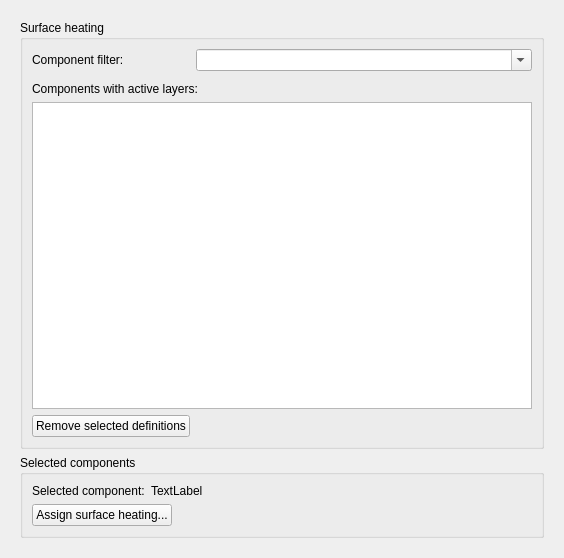
Old version of the form SIM-VICUS/src/SVPropBuildingEditWidget.ui in the repository ghorwin/SIM-VICUS.
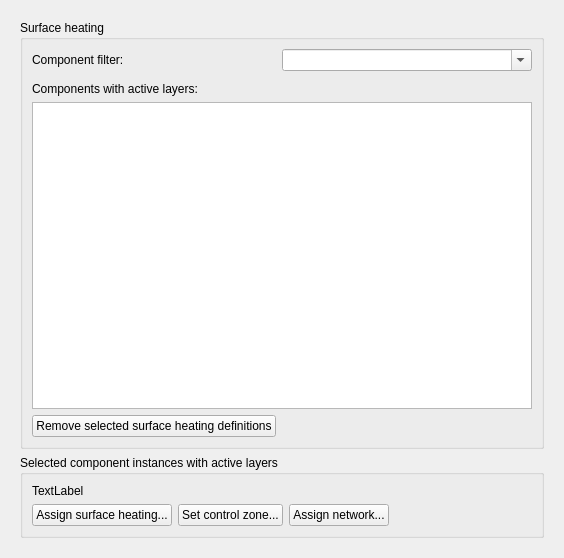
New version of the form. The open tabs and pages were chosen to show the change. Custom widgets are drawn as their Qt base class.

Commit message: Improved coloring in surface heating property page (surface with active layer yet without surface heating are now shown in slate gray/blue). Surface heating buttons are now enabled/disabled based on selections.

```diff
--- a/SIM-VICUS/src/SVPropBuildingEditWidget.ui
+++ b/SIM-VICUS/src/SVPropBuildingEditWidget.ui
@@ -720,7 +720,7 @@
           <item row="4" column="0">
            <widget class="QPushButton" name="pushButtonRemoveSurfaceHeating">
             <property name="text">
-             <string>Remove selected definitions</string>
+             <string>Remove selected surface heating definitions</string>
             </property>
             <property name="iconSize">
              <size>
@@ -793,17 +793,23 @@
        <item>
         <widget class="QGroupBox" name="groupBoxSelectedComponent2">
          <property name="title">
-          <string>Selected components</string>
+          <string>Selected component instances with active layers</string>
          </property>
-         <layout class="QGridLayout" name="gridLayout_12">
-          <item row="0" column="0">
-           <widget class="QLabel" name="label_7">
+         <layout class="QVBoxLayout" name="verticalLayout_2">
+          <item>
+           <widget class="QLabel" name="labelSelectedCIWithActiveLayer">
+            <property name="sizePolicy">
+             <sizepolicy hsizetype="Expanding" vsizetype="Preferred">
+              <horstretch>0</horstretch>
+              <verstretch>0</verstretch>
+             </sizepolicy>
+            </property>
             <property name="text">
-             <string>Selected component:</string>
+             <string>TextLabel</string>
             </property>
            </widget>
           </item>
-          <item row="1" column="0" colspan="2">
+          <item>
            <layout class="QHBoxLayout" name="horizontalLayout_4">
             <item>
              <widget class="QPushButton" name="pushButtonAssignSurfaceHeating">
@@ -818,6 +824,32 @@
               </property>
              </widget>
             </item>
+            <item>
+             <widget class="QPushButton" name="pushButtonAssignSurfaceHeatingControlZone">
+              <property name="text">
+               <string>Set control zone...</string>
+              </property>
+              <property name="iconSize">
+               <size>
+                <width>24</width>
+                <height>24</height>
+               </size>
+              </property>
+             </widget>
+            </item>
+            <item>
+             <widget class="QPushButton" name="pushButtonAssignSurfaceHeatingNetwork">
+              <property name="text">
+               <string>Assign network...</string>
+              </property>
+              <property name="iconSize">
+               <size>
+                <width>24</width>
+                <height>24</height>
+               </size>
+              </property>
+             </widget>
+            </item>
             <item>
              <spacer name="horizontalSpacer_10">
               <property name="orientation">
@@ -833,19 +865,6 @@
             </item>
            </layout>
           </item>
-          <item row="0" column="1">
-           <widget class="QLabel" name="labelSelectedComponents2">
-            <property name="sizePolicy">
-             <sizepolicy hsizetype="Expanding" vsizetype="Preferred">
-              <horstretch>0</horstretch>
-              <verstretch>0</verstretch>
-             </sizepolicy>
-            </property>
-            <property name="text">
-             <string>TextLabel</string>
-            </property>
-           </widget>
-          </item>
          </layout>
         </widget>
        </item>
```
Left out of the diff: 2 changed lines with no effect on the pictures. The commit also changes 3 other files.
